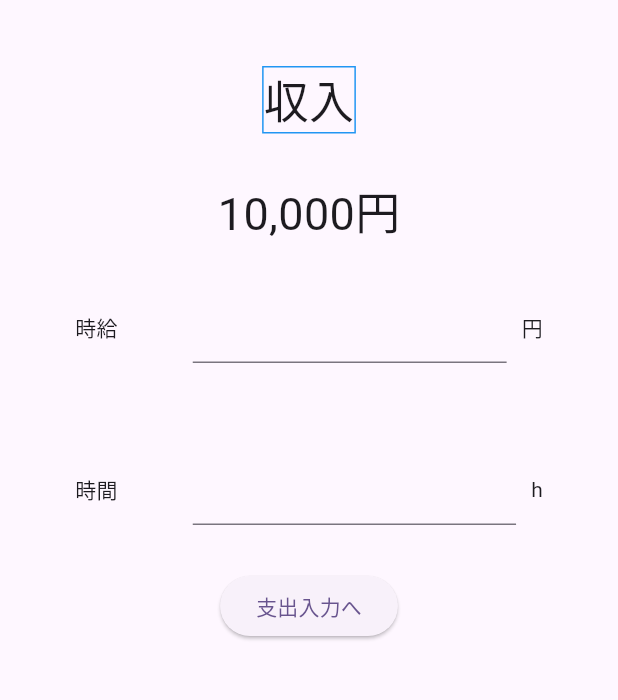
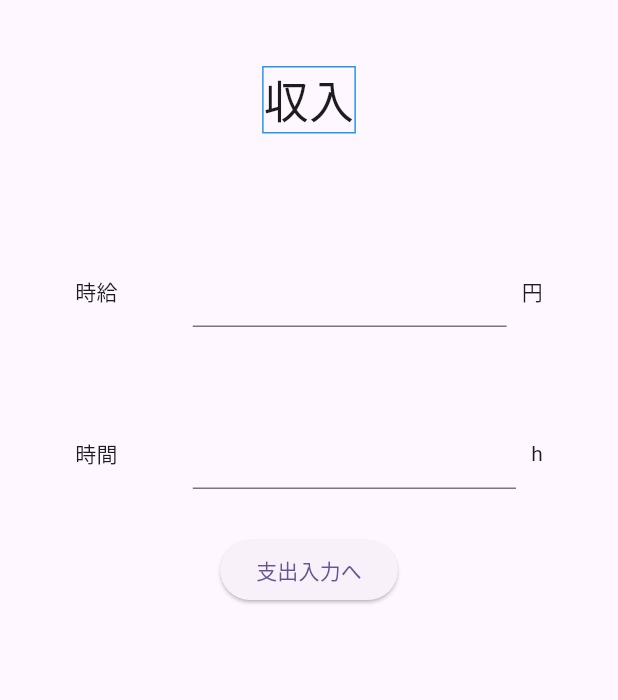
Before and after one commit to kotarowakuwaku/STGs, a Flutter app: the screen it shows after launch, on a phone screen of 412 x 824 dp, the part 63-763 px from its top. Run offline on Flutter 3.47's test engine with Material 3 defaults, Android fonts, the phone set to English and light mode, and no system bars.

Commit message:
合計金額計算機能追加

```diff
--- a/lib/pages/input/input_ income_page.dart
+++ b/lib/pages/input/input_ income_page.dart
@@ -1,18 +1,29 @@
 import 'package:flutter/material.dart';
+import 'package:flutter/services.dart';
 import 'package:save_towards_your_goal_simulator/pages/input/input_spending_page.dart';
 
-class InputIncomePage extends StatelessWidget {
+class InputIncomePage extends StatefulWidget {
   const InputIncomePage({Key? key}) : super(key: key);
 
   @override
-  Widget build(BuildContext context) {
+  _InputIncomePageState createState() => _InputIncomePageState();
+}
+
+class _InputIncomePageState extends State<InputIncomePage> {
   final TextEditingController incomeController = TextEditingController();
   final TextEditingController timeController = TextEditingController();
+  String income = '0';
+  String time = '0';
+  int result = 0;
+
+  @override
+  Widget build(BuildContext context) {
     return Scaffold(
       appBar: AppBar(
         title: const Text('STGs Simulator'),
       ),
-      body: Column(children: [
+      body: Column(
+        children: [
           Container(
             margin: EdgeInsets.symmetric(vertical: 30),
             decoration: BoxDecoration(
@@ -26,24 +37,25 @@ class InputIncomePage extends StatelessWidget {
               ),
             ),
           ),
-        const Text(
-          '10,000円',
-          style: TextStyle(
-            fontSize: 30,
-          )
-        ),
+          (incomeController.text != '' && timeController.text != '')?Text((int.parse(incomeController.text) * int.parse(timeController.text)).toString() + '円'):Text(''),
           Container(
             margin: EdgeInsets.symmetric(vertical: 30),
             child: Row(
               children: [
                 SizedBox(width: 50),
                 Text('時給'),
-                SizedBox(width: 50), // 適切な間隔を追加するために使用することもできます
+                SizedBox(width: 50),
                 Expanded(
                   child: TextField(
-                    decoration: const InputDecoration(
-                    ),
+                    keyboardType: TextInputType.number,
+                    inputFormatters: [FilteringTextInputFormatter.digitsOnly],
+                    decoration: const InputDecoration(),
                     controller: incomeController,
+                    onChanged: (value){
+                      setState(() {
+                        income = value;
+                      });
+                    },
                   ),
                 ),
                 SizedBox(width: 10),
@@ -58,12 +70,18 @@ class InputIncomePage extends StatelessWidget {
               children: [
                 SizedBox(width: 50),
                 Text('時間'),
-              SizedBox(width: 50), // 適切な間隔を追加するために使用することもできます
+                SizedBox(width: 50),
                 Expanded(
                   child: TextField(
-                  decoration: const InputDecoration(
-                  ),
+                    keyboardType: TextInputType.number,
+                    inputFormatters: [FilteringTextInputFormatter.digitsOnly],
+                    decoration: const InputDecoration(),
                     controller: timeController,
+                    onChanged: (value){
+                      setState(() {
+                        time = value;
+                      });
+                    },
                   ),
                 ),
                 SizedBox(width: 10),
@@ -77,11 +95,14 @@ class InputIncomePage extends StatelessWidget {
               Navigator.push(
                 context,
                 MaterialPageRoute(
-                    builder: (context) => const InputSpendingPage()),
+                  builder: (context) => const InputSpendingPage(),
+                ),
               );
             },
-            child: const Text('支出入力へ')),
-      ]),
+            child: const Text('支出入力へ'),
+          ),
+        ],
+      ),
     );
   }
 }
```
Lines whose indentation alone changed are shown as unchanged.
